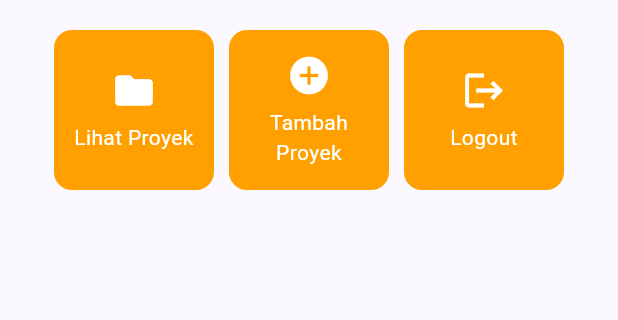
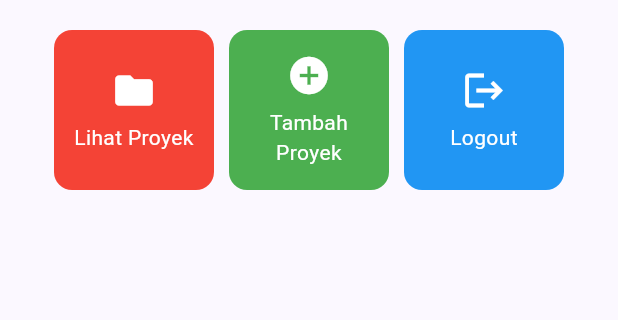
Before and after one commit to OkehBero/myportofolio_mobile, a Flutter app: the screen it shows after launch, on a phone screen of 412 x 824 dp, the part 327-647 px from its top. Run offline on Flutter 3.47's test engine with Material 3 defaults, Android fonts, the phone set to English and light mode, and no system bars.

Commit message:
feat: add background color for each ItemHomepage

```diff
--- a/lib/menu.dart
+++ b/lib/menu.dart
@@ -9,9 +9,9 @@ class MyHomePage extends StatelessWidget {
 
     // List yang menampung tombol-tombol fitur portofolio Burhan
     final List<ItemHomepage> items = [
-        ItemHomepage("Lihat Proyek", Icons.folder),
-        ItemHomepage("Tambah Proyek", Icons.add_circle),
-        ItemHomepage("Logout", Icons.logout),
+        ItemHomepage("Lihat Proyek", Icons.folder, Colors.red),
+        ItemHomepage("Tambah Proyek", Icons.add_circle, Colors.green),
+        ItemHomepage("Logout", Icons.logout, Colors.blue),
     ];
 
     // This widget is the home page of your application. It is stateful, meaning
@@ -51,7 +51,7 @@ class MyHomePage extends StatelessWidget {
                         Row(
                             mainAxisAlignment: MainAxisAlignment.spaceEvenly,
                             children: [
-                                InfoCard(title: 'NPM', content: npm),
+                                InfoCard(title: 'NPM', content: npm,),
                                 InfoCard(title: 'Name', content: nama),
                                 InfoCard(title: 'Class', content: kelas),
                             ],
@@ -134,8 +134,9 @@ class InfoCard extends StatelessWidget {
 class ItemHomepage {
     final String name;
     final IconData icon;
+    final Color color;
 
-    ItemHomepage(this.name, this.icon);
+    ItemHomepage(this.name, this.icon, this.color);
 }
 
 class ItemCard extends StatelessWidget {
@@ -147,7 +148,7 @@ class ItemCard extends StatelessWidget {
     Widget build(BuildContext context) {
         return Material(
         // Menggunakan warna sekunder dari skema tema aplikasi.
-        color: Theme.of(context).colorScheme.secondary,
+        color: item.color,
         borderRadius: BorderRadius.circular(12),
         child: InkWell(
             // Aksi ketika kartu ditekan oleh pengguna.
```
